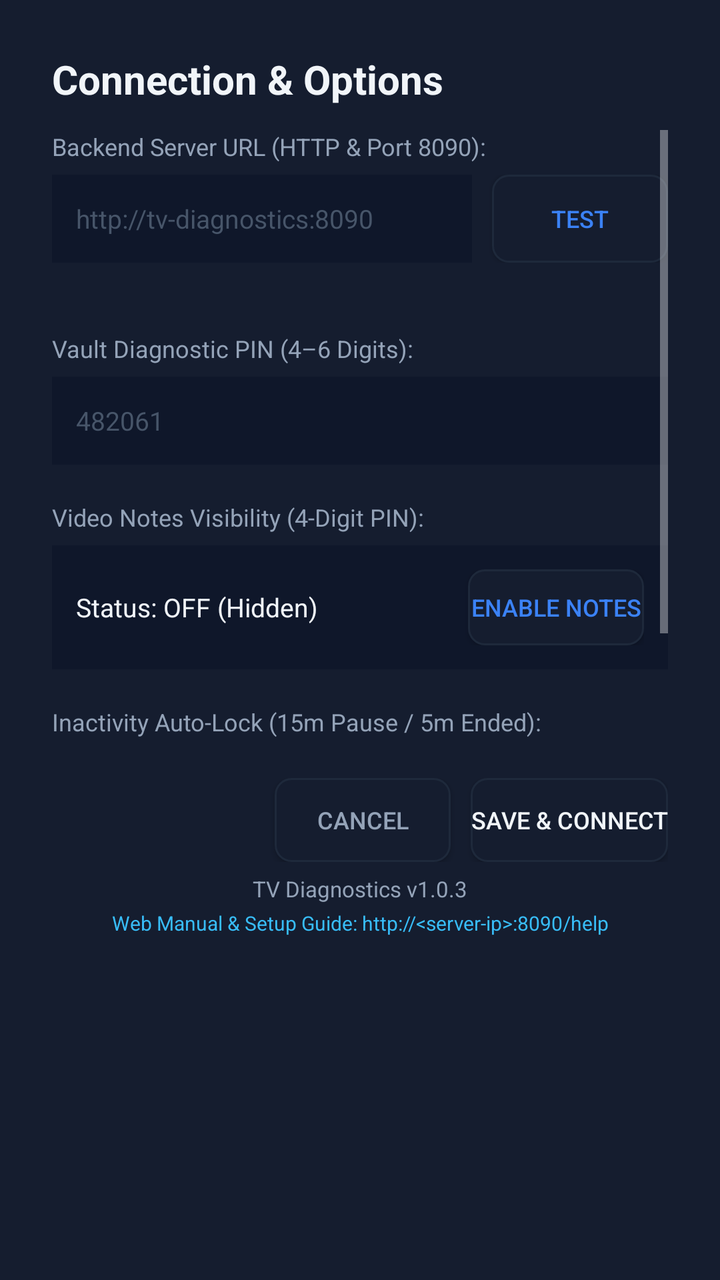
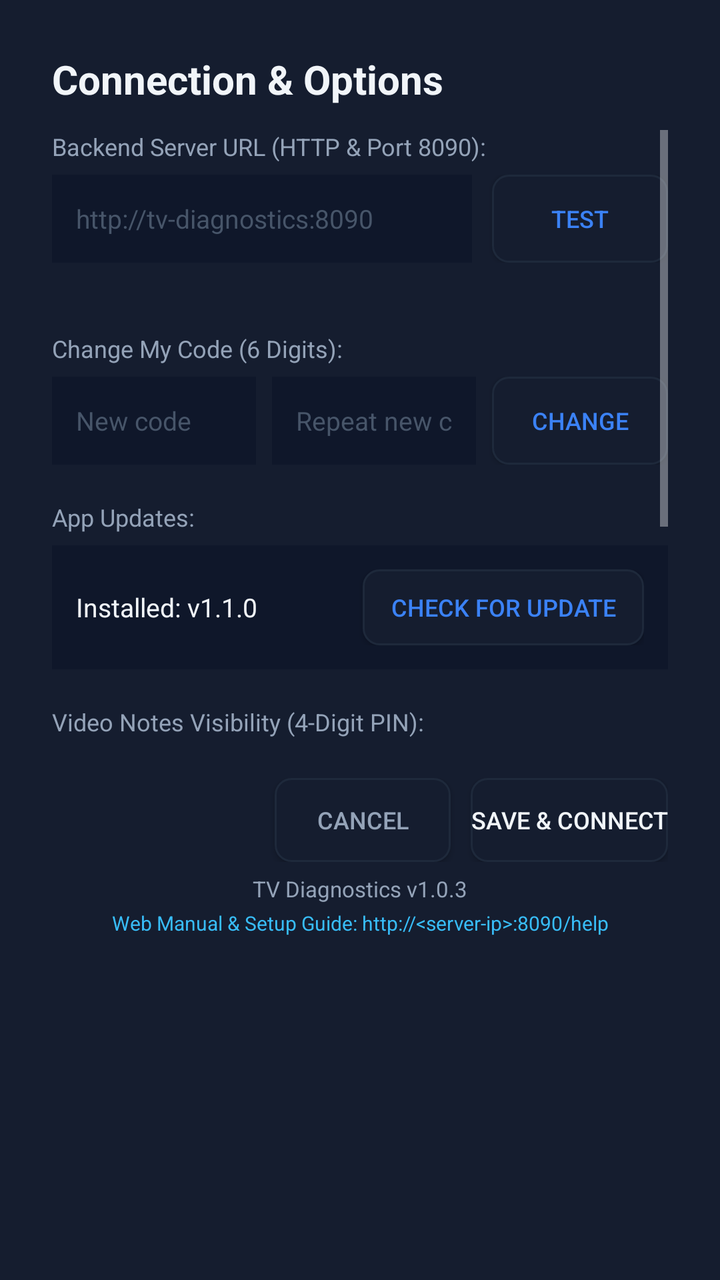

Before-and-after screenshots of an Android layout around one commit, followed by the original layout XML and the change that was made.
<!-- AndroidManifest.xml: application theme Theme.TVDiagnostics -->
<!-- res/layout/dialog_settings.xml -->
<?xml version="1.0" encoding="utf-8"?>
<LinearLayout xmlns:android="http://schemas.android.com/apk/res/android"
    android:layout_width="560dp"
    android:layout_height="wrap_content"
    android:orientation="vertical"
    android:background="@color/card_dark"
    android:padding="26dp">

    <TextView
        android:layout_width="wrap_content"
        android:layout_height="wrap_content"
        android:text="@string/btn_settings"
        android:textColor="@color/text_white"
        android:textSize="20sp"
        android:textStyle="bold"
        android:layout_marginBottom="12dp" />

    
    <ScrollView
        android:layout_width="match_parent"
        android:layout_height="310dp"
        android:scrollbars="vertical"
        android:fadeScrollbars="false"
        android:layout_marginBottom="14dp">

        <LinearLayout
            android:layout_width="match_parent"
            android:layout_height="wrap_content"
            android:orientation="vertical">

            
            <TextView
                android:layout_width="wrap_content"
                android:layout_height="wrap_content"
                android:text="Backend Server URL (HTTP &amp; Port 8090):"
                android:textColor="@color/text_muted"
                android:textSize="12sp"
                android:layout_marginBottom="6dp" />

            <LinearLayout
                android:layout_width="match_parent"
                android:layout_height="wrap_content"
                android:orientation="horizontal"
                android:gravity="center_vertical"
                android:layout_marginBottom="6dp">

                <EditText
                    android:id="@+id/etServerUrl"
                    android:layout_width="0dp"
                    android:layout_height="44dp"
                    android:layout_weight="1"
                    android:background="#0F172A"
                    android:paddingStart="12dp"
                    android:paddingEnd="12dp"
                    android:textColor="@color/text_white"
                    android:textSize="13sp"
                    android:hint="@string/default_server_url"
                    android:textColorHint="#475569"
                    android:inputType="textUri"
                    android:focusable="true"
                    android:layout_marginEnd="10dp" />

                <Button
                    android:id="@+id/btnTestConnection"
                    android:layout_width="wrap_content"
                    android:layout_height="44dp"
                    android:text="Test"
                    android:background="@drawable/btn_tv_focus"
                    android:textColor="@color/accent_blue"
                    android:textSize="12sp"
                    android:paddingStart="16dp"
                    android:paddingEnd="16dp"
                    android:focusable="true" />
            </LinearLayout>

            <TextView
                android:id="@+id/tvConnectionStatus"
                android:layout_width="match_parent"
                android:layout_height="wrap_content"
                android:text=""
                android:textSize="12sp"
                android:visibility="gone"
                android:layout_marginBottom="6dp" />

            <TextView
                android:id="@+id/tvDeviceIpHint"
                android:layout_width="match_parent"
                android:layout_height="wrap_content"
                android:text=""
                android:textColor="#94A3B8"
                android:textSize="11sp"
                android:layout_marginBottom="14dp" />

            
            <TextView
                android:layout_width="wrap_content"
                android:layout_height="wrap_content"
                android:text="Vault Diagnostic PIN (4–6 Digits):"
                android:textColor="@color/text_muted"
                android:textSize="12sp"
                android:layout_marginBottom="6dp" />

            <EditText
                android:id="@+id/etPinCode"
                android:layout_width="match_parent"
                android:layout_height="44dp"
                android:background="#0F172A"
                android:paddingStart="12dp"
                android:paddingEnd="12dp"
                android:textColor="@color/text_white"
                android:textSize="13sp"
                android:hint="482061"
                android:textColorHint="#475569"
                android:inputType="numberPassword"
                android:maxLength="6"
                android:focusable="true"
                android:layout_marginBottom="18dp" />

            
            <TextView
                android:layout_width="wrap_content"
                android:layout_height="wrap_content"
                android:text="Video Notes Visibility (4-Digit PIN):"
                android:textColor="@color/text_muted"
                android:textSize="12sp"
                android:layout_marginBottom="6dp" />

            <LinearLayout
                android:layout_width="match_parent"
                android:layout_height="wrap_content"
                android:orientation="horizontal"
                android:gravity="center_vertical"
                android:background="#0F172A"
                android:padding="12dp"
                android:layout_marginBottom="18dp">

                <TextView
                    android:id="@+id/tvNotesStatus"
                    android:layout_width="0dp"
                    android:layout_height="wrap_content"
                    android:layout_weight="1"
                    android:text="Status: OFF (Hidden)"
                    android:textColor="@color/text_white"
                    android:textSize="13sp" />

                <Button
                    android:id="@+id/btnToggleNotes"
                    android:layout_width="wrap_content"
                    android:layout_height="38dp"
                    android:background="@drawable/btn_tv_focus"
                    android:text="Enable Notes"
                    android:textColor="@color/accent_blue"
                    android:textSize="12sp"
                    android:focusable="true" />
            </LinearLayout>

            
            <TextView
                android:layout_width="wrap_content"
                android:layout_height="wrap_content"
                android:text="Inactivity Auto-Lock (15m Pause / 5m Ended):"
                android:textColor="@color/text_muted"
                android:textSize="12sp"
                android:layout_marginBottom="6dp" />

            <LinearLayout
                android:layout_width="match_parent"
                android:layout_height="wrap_content"
                android:orientation="horizontal"
                android:gravity="center_vertical"
                android:background="#0F172A"
                android:padding="12dp"
                android:layout_marginBottom="10dp">

                <TextView
                    android:id="@+id/tvAutoLockStatus"
                    android:layout_width="0dp"
                    android:layout_height="wrap_content"
                    android:layout_weight="1"
                    android:text="Status: Enabled (Active)"
                    android:textColor="@color/text_white"
                    android:textSize="13sp" />

                <Button
                    android:id="@+id/btnToggleAutoLock"
                    android:layout_width="wrap_content"
                    android:layout_height="38dp"
                    android:background="@drawable/btn_tv_focus"
                    android:text="Disable"
                    android:textColor="@color/accent_blue"
                    android:textSize="12sp"
                    android:focusable="true" />
            </LinearLayout>

        </LinearLayout>
    </ScrollView>

    
    <LinearLayout
        android:layout_width="match_parent"
        android:layout_height="wrap_content"
        android:orientation="horizontal"
        android:gravity="end">

        <Button
            android:id="@+id/btnSettingsCancel"
            android:layout_width="wrap_content"
            android:layout_height="42dp"
            android:text="Cancel"
            android:background="@drawable/btn_tv_focus"
            android:textColor="@color/text_muted"
            android:textSize="12sp"
            android:layout_marginEnd="10dp"
            android:focusable="true" />

        <Button
            android:id="@+id/btnSettingsSave"
            android:layout_width="wrap_content"
            android:layout_height="42dp"
            android:text="Save &amp; Connect"
            android:background="@drawable/btn_tv_focus"
            android:textColor="@color/text_white"
            android:textSize="12sp"
            android:focusable="true" />
    </LinearLayout>

    
    <TextView
        android:id="@+id/tvAppVersion"
        android:layout_width="match_parent"
        android:layout_height="wrap_content"
        android:text="TV Diagnostics v1.0.3"
        android:textColor="@color/text_muted"
        android:textSize="11sp"
        android:gravity="center"
        android:layout_marginTop="6dp" />

    <TextView
        android:id="@+id/tvAppHelpLink"
        android:layout_width="match_parent"
        android:layout_height="wrap_content"
        android:text="Web Manual &amp; Setup Guide: http://&lt;server-ip&gt;:8090/help"
        android:textColor="#38bdf8"
        android:textSize="10sp"
        android:gravity="center"
        android:layout_marginTop="3dp" />

</LinearLayout>
<!-- resources referenced by this layout -->
<resources>
  <color name="accent_blue">#3B82F6</color>
  <color name="card_dark">#151D2F</color>
  <color name="text_muted">#94A3B8</color>
  <color name="text_white">#F1F5F9</color>
  <!-- drawable btn_tv_focus (drawable) -->
  <?xml version="1.0" encoding="utf-8"?>
  <selector xmlns:android="http://schemas.android.com/apk/res/android">
      <item android:state_focused="true">
          <shape android:shape="rectangle">
              <solid android:color="@color/card_focused" />
              <stroke android:width="3dp" android:color="@color/tv_focus_stroke" />
              <corners android:radius="8dp" />
          </shape>
      </item>
      <item android:state_pressed="true">
          <shape android:shape="rectangle">
              <solid android:color="@color/accent_blue" />
              <corners android:radius="8dp" />
          </shape>
      </item>
      <item>
          <shape android:shape="rectangle">
              <solid android:color="@color/card_dark" />
              <stroke android:width="1dp" android:color="@color/border_dark" />
              <corners android:radius="8dp" />
          </shape>
      </item>
  </selector>
  <string name="btn_settings">Connection &amp; Options</string>
  <string name="default_server_url">http://tv-diagnostics:8090</string>
  <style name="Theme.TVDiagnostics" parent="Theme.AppCompat.NoActionBar">
          <item name="android:windowBackground">@color/bg_dark</item>
          <item name="android:textColor">@color/text_white</item>
          <item name="colorPrimary">@color/accent_blue</item>
          <item name="colorAccent">@color/accent_blue</item>
      </style>
  <color name="card_focused">#2A3B5C</color>
  <color name="tv_focus_stroke">#60A5FA</color>
  <color name="border_dark">#1E293B</color>
  <color name="bg_dark">#0B0F19</color>
</resources>

<!-- the commit's change to res/layout/dialog_settings.xml (unified diff, before → after) -->
@@ -93,34 +93,89 @@
 
             
             <TextView
-                android:layout_width="wrap_content"
-                android:layout_height="wrap_content"
-                android:text="Vault Diagnostic PIN (4–6 Digits):"
-                android:textColor="@color/text_muted"
-                android:textSize="12sp"
-                android:layout_marginBottom="6dp" />
-
-            <EditText
-                android:id="@+id/etPinCode"
-                android:layout_width="match_parent"
-                android:layout_height="44dp"
-                android:background="#0F172A"
-                android:paddingStart="12dp"
-                android:paddingEnd="12dp"
-                android:textColor="@color/text_white"
-                android:textSize="13sp"
-                android:hint="482061"
-                android:textColorHint="#475569"
-                android:inputType="numberPassword"
-                android:maxLength="6"
-                android:focusable="true"
-                android:layout_marginBottom="18dp" />
-
-            
-            <TextView
-                android:layout_width="wrap_content"
-                android:layout_height="wrap_content"
-                android:text="Video Notes Visibility (4-Digit PIN):"
+                android:tag="vaultOnly"
+                android:id="@+id/tvMyCodeLabel"
+                android:layout_width="wrap_content"
+                android:layout_height="wrap_content"
+                android:text="Change My Code (6 Digits):"
+                android:textColor="@color/text_muted"
+                android:textSize="12sp"
+                android:layout_marginBottom="6dp" />
+
+            <LinearLayout
+                android:tag="vaultOnly"
+                android:layout_width="match_parent"
+                android:layout_height="wrap_content"
+                android:orientation="horizontal"
+                android:gravity="center_vertical"
+                android:layout_marginBottom="6dp">
+
+                <EditText
+                    android:id="@+id/etNewPin"
+                    android:layout_width="0dp"
+                    android:layout_height="44dp"
+                    android:layout_weight="1"
+                    android:background="#0F172A"
+                    android:paddingStart="12dp"
+                    android:paddingEnd="12dp"
+                    android:textColor="@color/text_white"
+                    android:textSize="13sp"
+                    android:hint="New code"
+                    android:textColorHint="#475569"
+                    android:inputType="numberPassword"
+                    android:maxLength="6"
+                    android:focusable="true"
+                    android:layout_marginEnd="8dp" />
+
+                <EditText
+                    android:id="@+id/etConfirmPin"
+                    android:layout_width="0dp"
+                    android:layout_height="44dp"
+                    android:layout_weight="1"
+                    android:background="#0F172A"
+                    android:paddingStart="12dp"
+                    android:paddingEnd="12dp"
+                    android:textColor="@color/text_white"
+                    android:textSize="13sp"
+                    android:hint="Repeat new code"
+                    android:textColorHint="#475569"
+                    android:inputType="numberPassword"
+                    android:maxLength="6"
+                    android:focusable="true"
+                    android:layout_marginEnd="8dp" />
+
+                <Button
+                    android:id="@+id/btnChangePin"
+                    android:layout_width="wrap_content"
+                    android:layout_height="44dp"
+                    android:text="Change"
+                    android:background="@drawable/btn_tv_focus"
+                    android:textColor="@color/accent_blue"
+                    android:textSize="12sp"
+                    android:paddingStart="16dp"
+                    android:paddingEnd="16dp"
+                    android:focusable="true" />
+            </LinearLayout>
+
+            <TextView
+                android:tag="vaultOnly"
+                android:id="@+id/tvChangePinStatus"
+                android:layout_width="match_parent"
+                android:layout_height="wrap_content"
+                android:textSize="12sp"
+                android:visibility="gone"
+                android:layout_marginBottom="6dp" />
+
+            <View
+                android:tag="vaultOnly"
+                android:layout_width="match_parent"
+                android:layout_height="12dp" />
+
+            
+            <TextView
+                android:layout_width="wrap_content"
+                android:layout_height="wrap_content"
+                android:text="App Updates:"
                 android:textColor="@color/text_muted"
                 android:textSize="12sp"
                 android:layout_marginBottom="6dp" />
@@ -135,6 +190,48 @@
                 android:layout_marginBottom="18dp">
 
                 <TextView
+                    android:id="@+id/tvUpdateStatus"
+                    android:layout_width="0dp"
+                    android:layout_height="wrap_content"
+                    android:layout_weight="1"
+                    android:text="Installed: v1.1.0"
+                    android:textColor="@color/text_white"
+                    android:textSize="13sp" />
+
+                <Button
+                    android:id="@+id/btnCheckUpdate"
+                    android:layout_width="wrap_content"
+                    android:layout_height="38dp"
+                    android:background="@drawable/btn_tv_focus"
+                    android:text="Check for Update"
+                    android:textColor="@color/accent_blue"
+                    android:textSize="12sp"
+                    android:paddingStart="14dp"
+                    android:paddingEnd="14dp"
+                    android:focusable="true" />
+            </LinearLayout>
+
+            
+            <TextView
+                android:tag="vaultOnly"
+                android:layout_width="wrap_content"
+                android:layout_height="wrap_content"
+                android:text="Video Notes Visibility (4-Digit PIN):"
+                android:textColor="@color/text_muted"
+                android:textSize="12sp"
+                android:layout_marginBottom="6dp" />
+
+            <LinearLayout
+                android:tag="vaultOnly"
+                android:layout_width="match_parent"
+                android:layout_height="wrap_content"
+                android:orientation="horizontal"
+                android:gravity="center_vertical"
+                android:background="#0F172A"
+                android:padding="12dp"
+                android:layout_marginBottom="18dp">
+
+                <TextView
                     android:id="@+id/tvNotesStatus"
                     android:layout_width="0dp"
                     android:layout_height="wrap_content"
@@ -156,6 +253,7 @@
 
             
             <TextView
+                android:tag="vaultOnly"
                 android:layout_width="wrap_content"
                 android:layout_height="wrap_content"
                 android:text="Inactivity Auto-Lock (15m Pause / 5m Ended):"
@@ -164,6 +262,7 @@
                 android:layout_marginBottom="6dp" />
 
             <LinearLayout
+                android:tag="vaultOnly"
                 android:layout_width="match_parent"
                 android:layout_height="wrap_content"
                 android:orientation="horizontal"
